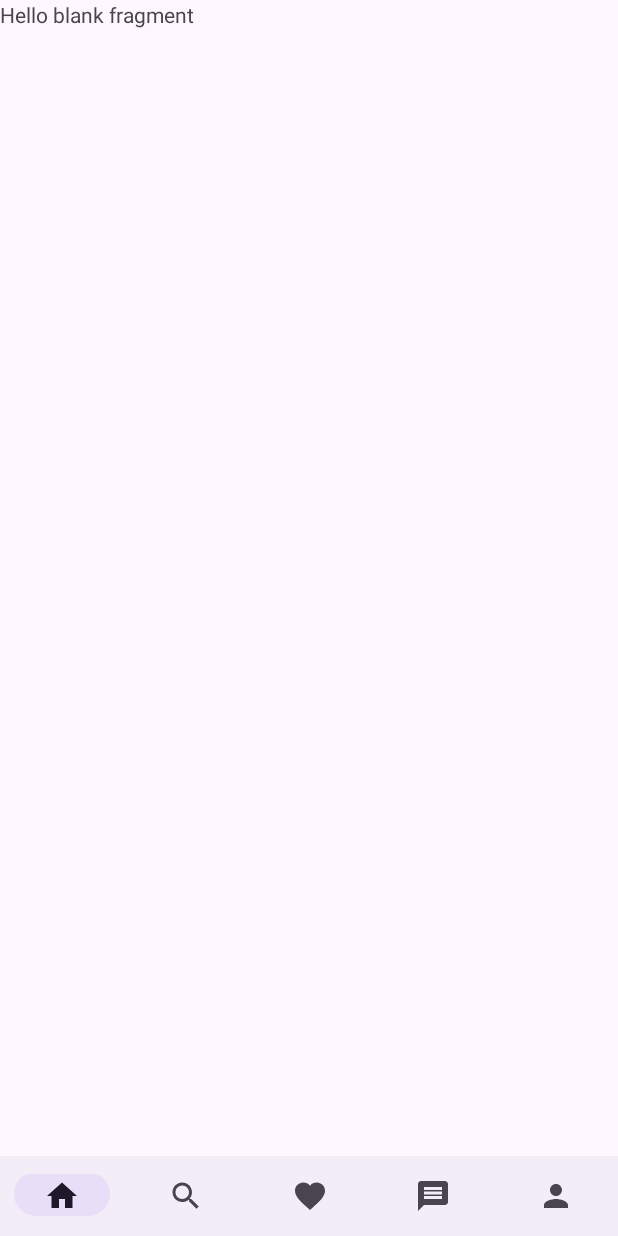
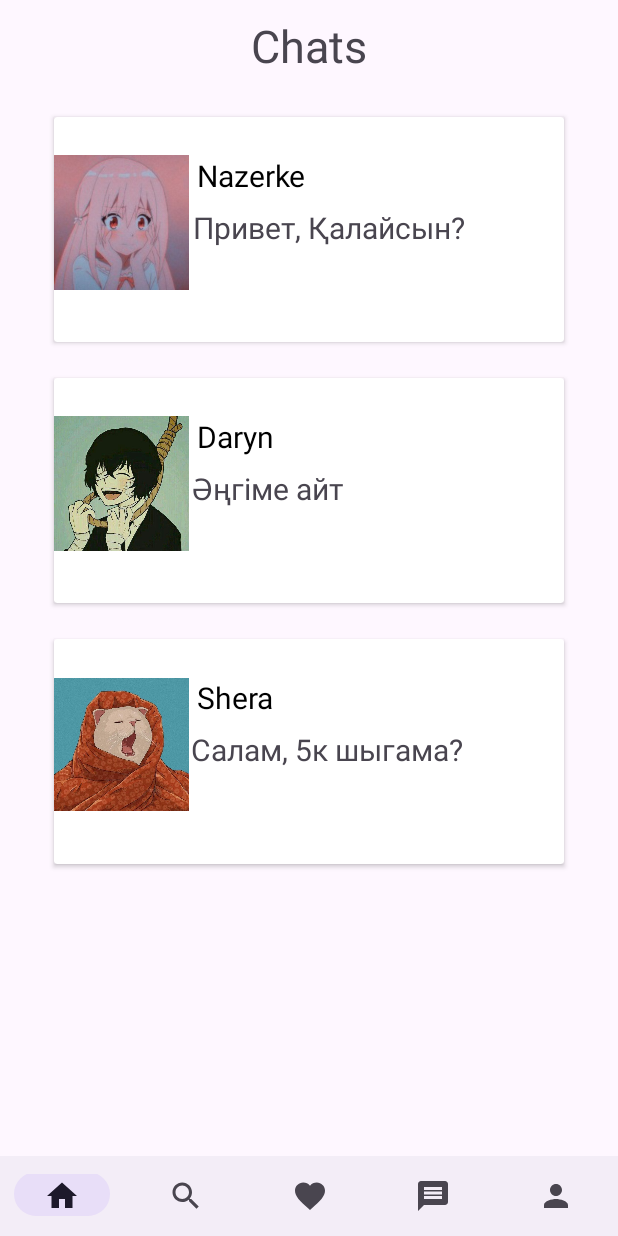
Before and after one commit to araqs-rgb/lofl, an Android app: the fragment FinalMessageFragment placed in its activity, on a phone screen of 412 x 824 dp. Run offline under Robolectric (Android 15) with nearby library versions, the phone set to English and light mode, and no system bars.

Commit message:
hell yeah2

```diff
--- a/app/build.gradle
+++ b/app/build.gradle
@@ -59,5 +59,6 @@ dependencies {
     // Add the dependency for the Firebase Authentication library
     // When using the BoM, you don't specify versions in Firebase library dependencies
     implementation 'com.google.firebase:firebase-auth-ktx'
+    implementation 'de.hdodenhof:circleimageview:3.1.0'
 
 }
--- a/app/src/main/AndroidManifest.xml
+++ b/app/src/main/AndroidManifest.xml
@@ -8,6 +8,9 @@
         android:label="@string/app_name"
         android:supportsRtl="true"
         android:theme="@style/Theme.Lofl">
+        <activity
+            android:name=".inputChat"
+            android:exported="false" />
         <activity
             android:name=".FinalBottom"
             android:exported="false" />
--- a/app/src/main/java/com/example/lofl/fragments/FinalMessageFragment.kt
+++ b/app/src/main/java/com/example/lofl/fragments/FinalMessageFragment.kt
@@ -1,11 +1,14 @@
 package com.example.lofl.fragments
 
+import android.content.Intent
 import android.os.Bundle
 import androidx.fragment.app.Fragment
 import android.view.LayoutInflater
 import android.view.View
 import android.view.ViewGroup
+import android.widget.Button
 import com.example.lofl.R
+import com.example.lofl.RegisterActivity
 
 // TODO: Rename parameter arguments, choose names that match
 // the fragment initialization parameters, e.g. ARG_ITEM_NUMBER
--- /dev/null
+++ b/app/src/main/java/com/example/lofl/inputChat.kt
@@ -0,0 +1,11 @@
+package com.example.lofl
+
+import androidx.appcompat.app.AppCompatActivity
+import android.os.Bundle
+
+class inputChat : AppCompatActivity() {
+    override fun onCreate(savedInstanceState: Bundle?) {
+        super.onCreate(savedInstanceState)
+        setContentView(R.layout.activity_input_chat)
+    }
+}
--- /dev/null
+++ b/app/src/main/res/layout/activity_input_chat.xml
@@ -0,0 +1,9 @@
+<?xml version="1.0" encoding="utf-8"?>
+<androidx.constraintlayout.widget.ConstraintLayout xmlns:android="http://schemas.android.com/apk/res/android"
+    xmlns:app="http://schemas.android.com/apk/res-auto"
+    xmlns:tools="http://schemas.android.com/tools"
+    android:layout_width="match_parent"
+    android:layout_height="match_parent"
+    tools:context=".inputChat">
+
+</androidx.constraintlayout.widget.ConstraintLayout>
--- a/app/src/main/res/layout/fragment_final_message.xml
+++ b/app/src/main/res/layout/fragment_final_message.xml
@@ -1,14 +1,148 @@
 <?xml version="1.0" encoding="utf-8"?>
-<FrameLayout xmlns:android="http://schemas.android.com/apk/res/android"
+<RelativeLayout xmlns:android="http://schemas.android.com/apk/res/android"
+    xmlns:app="http://schemas.android.com/apk/res-auto"
     xmlns:tools="http://schemas.android.com/tools"
     android:layout_width="match_parent"
     android:layout_height="match_parent"
     tools:context=".fragments.FinalMessageFragment">
 
-    <!-- TODO: Update blank fragment layout -->
     <TextView
+        android:id="@+id/chatId"
         android:layout_width="match_parent"
-        android:layout_height="match_parent"
-        android:text="@string/hello_blank_fragment" />
+        android:layout_height="wrap_content"
+        android:text="Chats"
+        android:gravity="center"
+        android:layout_marginTop="10dp"
+        android:textSize="30sp"/>
 
-</FrameLayout>
+    <GridLayout
+        android:layout_width="match_parent"
+        android:layout_height="wrap_content"
+        android:layout_below="@+id/chatId"
+        android:columnCount="1"
+        android:rowCount="3"
+        android:layout_marginTop="15dp"
+        android:layout_marginLeft="24dp"
+        android:layout_marginRight="24dp">
+
+        <androidx.cardview.widget.CardView
+            android:layout_width="match_parent"
+            android:layout_height="150dp"
+            android:layout_row="1"
+            android:layout_column="0"
+            android:layout_columnWeight="1"
+            android:layout_rowWeight="1"
+            android:elevation="12dp"
+            android:layout_margin="12dp">
+
+            <LinearLayout
+                android:id="@+id/buttonLayer"
+                android:layout_width="match_parent"
+                android:layout_height="match_parent"
+                android:orientation="horizontal">
+                <ImageView
+                    android:layout_width="90dp"
+                    android:layout_height="90dp"
+                    android:layout_marginTop="25dp"
+                    android:src="@drawable/_935"/>
+                <TextView
+                    android:layout_width="wrap_content"
+                    android:layout_height="wrap_content"
+                    android:text="Nazerke"
+                    android:layout_marginTop="25dp"
+                    android:layout_marginLeft="5dp"
+                    android:textSize="20sp"
+                    android:textColor="@color/black"/>
+                <TextView
+                    android:layout_width="wrap_content"
+                    android:layout_height="wrap_content"
+                    android:text="Привет, Қалайсын?"
+                    android:layout_marginTop="60dp"
+                    android:layout_marginLeft="-75dp"
+                    android:textSize="20sp"/>
+
+            </LinearLayout>
+
+        </androidx.cardview.widget.CardView>
+
+        <androidx.cardview.widget.CardView
+            android:layout_width="match_parent"
+            android:layout_height="150dp"
+            android:layout_row="2"
+            android:layout_column="0"
+            android:layout_columnWeight="1"
+            android:layout_rowWeight="1"
+            android:elevation="12dp"
+            android:layout_margin="12dp">
+
+            <LinearLayout
+                android:layout_width="match_parent"
+                android:layout_height="match_parent"
+                android:orientation="horizontal">
+                <ImageView
+                    android:layout_width="90dp"
+                    android:layout_height="90dp"
+                    android:layout_marginTop="25dp"
+                    android:src="@drawable/_90"/>
+                <TextView
+                    android:layout_width="wrap_content"
+                    android:layout_height="wrap_content"
+                    android:text="Daryn"
+                    android:layout_marginTop="25dp"
+                    android:layout_marginLeft="5dp"
+                    android:textSize="20sp"
+                    android:textColor="@color/black"/>
+                <TextView
+                    android:layout_width="wrap_content"
+                    android:layout_height="wrap_content"
+                    android:text="Әңгіме айт"
+                    android:layout_marginTop="60dp"
+                    android:layout_marginLeft="-55dp"
+                    android:textSize="20sp"/>
+
+            </LinearLayout>
+
+        </androidx.cardview.widget.CardView>
+
+        <androidx.cardview.widget.CardView
+            android:layout_width="match_parent"
+            android:layout_height="150dp"
+            android:layout_column="0"
+            android:layout_columnWeight="1"
+            android:layout_rowWeight="1"
+            android:elevation="12dp"
+            android:layout_margin="12dp">
+
+            <LinearLayout
+                android:layout_width="match_parent"
+                android:layout_height="match_parent"
+                android:orientation="horizontal">
+                <ImageView
+                    android:layout_width="90dp"
+                    android:layout_height="90dp"
+                    android:layout_marginTop="25dp"
+                    android:src="@drawable/avatar__i_cute"/>
+                <TextView
+                    android:layout_width="wrap_content"
+                    android:layout_height="wrap_content"
+                    android:text="Shera"
+                    android:layout_marginTop="25dp"
+                    android:layout_marginLeft="5dp"
+                    android:textSize="20sp"
+                    android:textColor="@color/black"/>
+                <TextView
+                    android:layout_width="wrap_content"
+                    android:layout_height="wrap_content"
+                    android:text="Салам, 5к шыгама?"
+                    android:layout_marginTop="60dp"
+                    android:layout_marginLeft="-55dp"
+                    android:textSize="20sp"/>
+
+            </LinearLayout>
+
+        </androidx.cardview.widget.CardView>
+
+    </GridLayout>
+
+
+</RelativeLayout>
```
